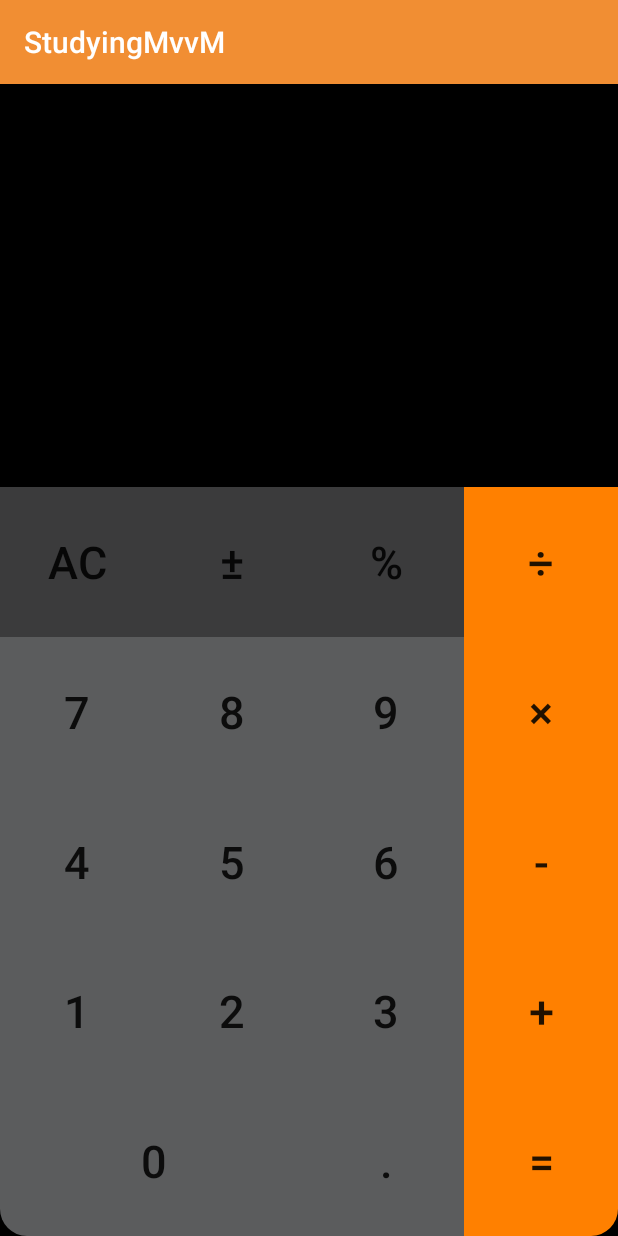
After one commit to AnyutPe/CalculatorMVVM, an Android app: the StandardCalcActivity screen opened directly, with no data from a screen before it, on a phone screen of 412 x 824 dp. The commit adds this screen. Run offline under Robolectric (Android 15) with nearby library versions, the phone set to English and light mode, and no system bars.

Commit message:
creating standard calc constraintlayout

```diff
--- a/app/build.gradle
+++ b/app/build.gradle
@@ -25,7 +25,7 @@ android {
 
 dependencies {
     implementation fileTree(dir: 'libs', include: ['*.jar'])
-    implementation"org.jetbrains.kotlin:kotlin-stdlib-jdk7:$kotlin_version"
+    implementation "org.jetbrains.kotlin:kotlin-stdlib-jdk7:$kotlin_version"
     implementation 'androidx.appcompat:appcompat:1.1.0'
     implementation 'androidx.core:core-ktx:1.1.0'
     implementation 'androidx.constraintlayout:constraintlayout:1.1.3'
--- a/app/src/main/AndroidManifest.xml
+++ b/app/src/main/AndroidManifest.xml
@@ -9,6 +9,7 @@
         android:roundIcon="@mipmap/ic_launcher_round"
         android:supportsRtl="true"
         android:theme="@style/AppTheme">
+        <activity android:name=".StandardCalcActivity"></activity>
         <activity android:name=".MainActivity">
             <intent-filter>
                 <action android:name="android.intent.action.MAIN" />
--- /dev/null
+++ b/app/src/main/java/com/example/studyingmvvm/StandardCalcActivity.kt
@@ -0,0 +1,12 @@
+package com.example.studyingmvvm
+
+import androidx.appcompat.app.AppCompatActivity
+import android.os.Bundle
+
+class StandardCalcActivity : AppCompatActivity() {
+
+    override fun onCreate(savedInstanceState: Bundle?) {
+        super.onCreate(savedInstanceState)
+        setContentView(R.layout.activity_standard_calc)
+    }
+}
--- /dev/null
+++ b/app/src/main/res/drawable/background_of_number_zero.xml
@@ -0,0 +1,6 @@
+<?xml version="1.0" encoding="utf-8"?>
+<shape xmlns:android="http://schemas.android.com/apk/res/android">
+    <solid android:color="#5B5C5D"/>
+    <corners android:bottomLeftRadius="18dp"/>
+    <padding android:left="0dip" android:top="0dip" android:right="0dip" android:bottom="0dip" />
+</shape>
--- /dev/null
+++ b/app/src/main/res/drawable/background_of_sign_equals.xml
@@ -0,0 +1,6 @@
+<?xml version="1.0" encoding="utf-8"?>
+<shape xmlns:android="http://schemas.android.com/apk/res/android">
+    <solid android:color="#ff8000"/>
+    <corners android:bottomRightRadius="18dp"/>
+    <padding android:left="0dip" android:top="0dip" android:right="0dip" android:bottom="0dip" />
+</shape>
--- /dev/null
+++ b/app/src/main/res/layout/activity_standard_calc.xml
@@ -0,0 +1,263 @@
+<?xml version="1.0" encoding="utf-8"?>
+<androidx.constraintlayout.widget.ConstraintLayout xmlns:android="http://schemas.android.com/apk/res/android"
+    xmlns:app="http://schemas.android.com/apk/res-auto"
+    xmlns:tools="http://schemas.android.com/tools"
+    android:layout_width="match_parent"
+    android:layout_height="match_parent"
+    android:background="@android:color/black"
+    tools:context=".StandardCalcActivity">
+
+    <TextView
+        android:id="@+id/resultView"
+        android:layout_width="match_parent"
+        android:layout_height="0dp"
+        app:layout_constraintBottom_toTopOf="@id/guideline"
+        app:layout_constraintEnd_toEndOf="parent"
+        app:layout_constraintHorizontal_bias="0.0"
+        app:layout_constraintStart_toStartOf="parent"
+        app:layout_constraintTop_toTopOf="parent"
+        app:layout_constraintVertical_bias="0.0" />
+
+    <androidx.constraintlayout.widget.Guideline
+        android:id="@+id/guideline"
+        android:layout_width="wrap_content"
+        android:layout_height="wrap_content"
+        android:orientation="horizontal"
+        app:layout_constraintGuide_percent="0.35" />
+
+    <Button
+        android:id="@+id/allClear"
+        android:layout_width="0dp"
+        android:layout_height="0dp"
+        android:background="@color/colorOfOtherButtons"
+        android:text="AC"
+        android:textSize="30sp"
+        app:layout_constraintBottom_toTopOf="@+id/numberSeven"
+        app:layout_constraintEnd_toStartOf="@+id/signPlusOrMinus"
+        app:layout_constraintStart_toStartOf="parent"
+        app:layout_constraintTop_toTopOf="@+id/guideline" />
+
+    <Button
+        android:id="@+id/signPlusOrMinus"
+        android:layout_width="0dp"
+        android:layout_height="0dp"
+        android:background="@color/colorOfOtherButtons"
+        android:text="±"
+        android:textSize="30sp"
+        app:layout_constraintBottom_toBottomOf="@+id/allClear"
+        app:layout_constraintEnd_toStartOf="@+id/opPercentage"
+        app:layout_constraintStart_toEndOf="@+id/allClear"
+        app:layout_constraintTop_toTopOf="@+id/allClear" />
+
+    <Button
+        android:id="@+id/opPercentage"
+        android:layout_width="0dp"
+        android:layout_height="0dp"
+        android:background="@color/colorOfOtherButtons"
+        android:text="%"
+        android:textSize="30sp"
+        app:layout_constraintBottom_toBottomOf="@+id/signPlusOrMinus"
+        app:layout_constraintEnd_toStartOf="@+id/opDivision"
+        app:layout_constraintStart_toEndOf="@+id/signPlusOrMinus"
+        app:layout_constraintTop_toTopOf="@+id/allClear" />
+
+    <Button
+        android:id="@+id/opDivision"
+        android:layout_width="0dp"
+        android:layout_height="0dp"
+        android:background="@color/colorOfArithmeticOpButtons"
+        android:text="÷"
+        android:textSize="30sp"
+        app:layout_constraintBottom_toBottomOf="@+id/allClear"
+        app:layout_constraintEnd_toEndOf="parent"
+        app:layout_constraintStart_toEndOf="@+id/opPercentage"
+        app:layout_constraintTop_toTopOf="@+id/allClear" />
+
+    <Button
+        android:id="@+id/numberSeven"
+        android:layout_width="0dp"
+        android:layout_height="0dp"
+        android:background="@color/colorOfNumberButtons"
+        android:text="7"
+        android:textSize="30sp"
+
+        app:layout_constraintBottom_toTopOf="@+id/numberFour"
+        app:layout_constraintEnd_toStartOf="@+id/numberEight"
+        app:layout_constraintStart_toStartOf="@+id/allClear"
+        app:layout_constraintTop_toBottomOf="@+id/allClear" />
+
+    <Button
+        android:id="@+id/numberEight"
+        android:layout_width="0dp"
+        android:layout_height="0dp"
+        android:background="@color/colorOfNumberButtons"
+        android:text="8"
+        android:textSize="30sp"
+        app:layout_constraintBottom_toBottomOf="@+id/numberSeven"
+        app:layout_constraintEnd_toStartOf="@+id/numberNine"
+        app:layout_constraintStart_toEndOf="@+id/numberSeven"
+        app:layout_constraintTop_toTopOf="@+id/numberSeven" />
+
+    <Button
+        android:id="@+id/numberNine"
+        android:layout_width="0dp"
+        android:layout_height="0dp"
+        android:background="@color/colorOfNumberButtons"
+        android:text="9"
+        android:textSize="30sp"
+        app:layout_constraintBottom_toBottomOf="@+id/numberSeven"
+        app:layout_constraintEnd_toStartOf="@+id/opMultiplication"
+        app:layout_constraintStart_toEndOf="@+id/numberEight"
+        app:layout_constraintTop_toTopOf="@+id/numberSeven" />
+
+    <Button
+        android:id="@+id/opMultiplication"
+        android:layout_width="0dp"
+        android:layout_height="0dp"
+        android:background="@color/colorOfArithmeticOpButtons"
+        android:text="×"
+        android:textSize="30sp"
+        app:layout_constraintBottom_toBottomOf="@+id/numberSeven"
+        app:layout_constraintEnd_toEndOf="@+id/opDivision"
+        app:layout_constraintStart_toEndOf="@+id/numberNine"
+        app:layout_constraintTop_toTopOf="@+id/numberSeven" />
+
+    <Button
+        android:id="@+id/numberFour"
+        android:layout_width="0dp"
+        android:layout_height="0dp"
+        android:background="@color/colorOfNumberButtons"
+        android:text="4"
+        android:textSize="30sp"
+        app:layout_constraintBottom_toTopOf="@+id/numberOne"
+        app:layout_constraintEnd_toStartOf="@+id/numberFive"
+        app:layout_constraintStart_toStartOf="@+id/allClear"
+        app:layout_constraintTop_toBottomOf="@+id/numberSeven" />
+
+    <Button
+        android:id="@+id/numberFive"
+        android:layout_width="0dp"
+        android:layout_height="0dp"
+        android:background="@color/colorOfNumberButtons"
+        android:text="5"
+        android:textSize="30sp"
+
+        app:layout_constraintBottom_toBottomOf="@+id/numberFour"
+        app:layout_constraintEnd_toStartOf="@+id/nubmerSix"
+        app:layout_constraintStart_toEndOf="@+id/numberFour"
+        app:layout_constraintTop_toTopOf="@+id/numberFour" />
+
+    <Button
+        android:id="@+id/nubmerSix"
+        android:layout_width="0dp"
+        android:layout_height="0dp"
+        android:background="@color/colorOfNumberButtons"
+        android:text="6"
+        android:textSize="30sp"
+        app:layout_constraintBottom_toBottomOf="@+id/numberFour"
+        app:layout_constraintEnd_toStartOf="@+id/opSubtraction"
+        app:layout_constraintStart_toEndOf="@+id/numberFive"
+        app:layout_constraintTop_toTopOf="@+id/numberFour" />
+
+    <Button
+        android:id="@+id/opSubtraction"
+        android:layout_width="0dp"
+        android:layout_height="0dp"
+        android:background="@color/colorOfArithmeticOpButtons"
+        android:text="-"
+        android:textSize="30sp"
+        app:layout_constraintBottom_toBottomOf="@+id/numberFour"
+        app:layout_constraintEnd_toEndOf="@+id/opDivision"
+        app:layout_constraintStart_toEndOf="@+id/nubmerSix"
+        app:layout_constraintTop_toTopOf="@+id/numberFour" />
+
+    <Button
+        android:id="@+id/numberOne"
+        android:layout_width="0dp"
+        android:layout_height="0dp"
+        android:background="@color/colorOfNumberButtons"
+        android:text="1"
+        android:textSize="30sp"
+        app:layout_constraintBottom_toTopOf="@+id/numberZero"
+        app:layout_constraintEnd_toStartOf="@+id/numberTwo"
+        app:layout_constraintStart_toStartOf="@+id/allClear"
+        app:layout_constraintTop_toBottomOf="@+id/numberFour" />
+
+    <Button
+        android:id="@+id/numberTwo"
+        android:layout_width="0dp"
+        android:layout_height="0dp"
+        android:background="@color/colorOfNumberButtons"
+        android:text="2"
+        android:textSize="30sp"
+        app:layout_constraintBottom_toBottomOf="@+id/numberOne"
+        app:layout_constraintEnd_toStartOf="@+id/numberThree"
+        app:layout_constraintStart_toEndOf="@+id/numberOne"
+        app:layout_constraintTop_toTopOf="@+id/numberOne" />
+
+    <Button
+        android:id="@+id/numberThree"
+        android:layout_width="0dp"
+        android:layout_height="0dp"
+        android:background="@color/colorOfNumberButtons"
+        android:text="3"
+        android:textSize="30sp"
+        app:layout_constraintBottom_toBottomOf="@+id/numberOne"
+        app:layout_constraintEnd_toStartOf="@+id/opAddition"
+        app:layout_constraintStart_toEndOf="@+id/numberTwo"
+        app:layout_constraintTop_toTopOf="@+id/numberOne" />
+
+    <Button
+        android:id="@+id/opAddition"
+        android:layout_width="0dp"
+        android:layout_height="0dp"
+        android:background="@color/colorOfArithmeticOpButtons"
+        android:text="+"
+        android:textSize="30sp"
+
+        app:layout_constraintBottom_toBottomOf="@+id/numberOne"
+        app:layout_constraintEnd_toEndOf="@+id/opDivision"
+        app:layout_constraintStart_toEndOf="@+id/numberThree"
+        app:layout_constraintTop_toTopOf="@+id/numberOne" />
+
+    <Button
+        android:id="@+id/numberZero"
+        android:layout_width="0dp"
+        android:layout_height="0dp"
+        android:background="@drawable/background_of_number_zero"
+        android:text="0"
+        android:textSize="30sp"
+        app:layout_constraintBottom_toBottomOf="parent"
+        app:layout_constraintEnd_toStartOf="@+id/signDot"
+        app:layout_constraintHorizontal_weight="2"
+        app:layout_constraintStart_toStartOf="@+id/allClear"
+        app:layout_constraintTop_toBottomOf="@+id/numberOne" />
+
+    <Button
+        android:id="@+id/signDot"
+        android:layout_width="0dp"
+        android:layout_height="0dp"
+        android:background="@color/colorOfNumberButtons"
+        android:text="."
+        android:textSize="30sp"
+        app:layout_constraintBottom_toBottomOf="@+id/numberZero"
+        app:layout_constraintEnd_toStartOf="@+id/signEquals"
+        app:layout_constraintHorizontal_weight="1"
+        app:layout_constraintStart_toEndOf="@+id/numberZero"
+        app:layout_constraintTop_toTopOf="@+id/numberZero" />
+
+    <Button
+        android:id="@+id/signEquals"
+        android:layout_width="0dp"
+        android:layout_height="0dp"
+        android:background="@drawable/background_of_sign_equals"
+        android:text="="
+        android:textSize="30sp"
+        app:layout_constraintBottom_toBottomOf="@+id/numberZero"
+        app:layout_constraintEnd_toEndOf="@+id/opDivision"
+        app:layout_constraintHorizontal_weight="1"
+        app:layout_constraintStart_toEndOf="@+id/signDot"
+        app:layout_constraintTop_toTopOf="@+id/numberZero" />
+
+
+</androidx.constraintlayout.widget.ConstraintLayout>
--- a/app/src/main/res/values/colors.xml
+++ b/app/src/main/res/values/colors.xml
@@ -1,6 +1,9 @@
 <?xml version="1.0" encoding="utf-8"?>
 <resources>
-    <color name="colorPrimary">#008577</color>
-    <color name="colorPrimaryDark">#00574B</color>
+    <color name="colorPrimary">#F18E33</color>
+    <color name="colorPrimaryDark">#ff8000</color>
     <color name="colorAccent">#D81B60</color>
+    <color name="colorOfNumberButtons">#5B5C5D</color>
+    <color name="colorOfOtherButtons">#3B3B3C</color>
+    <color name="colorOfArithmeticOpButtons">#ff8000</color>
 </resources>
```
